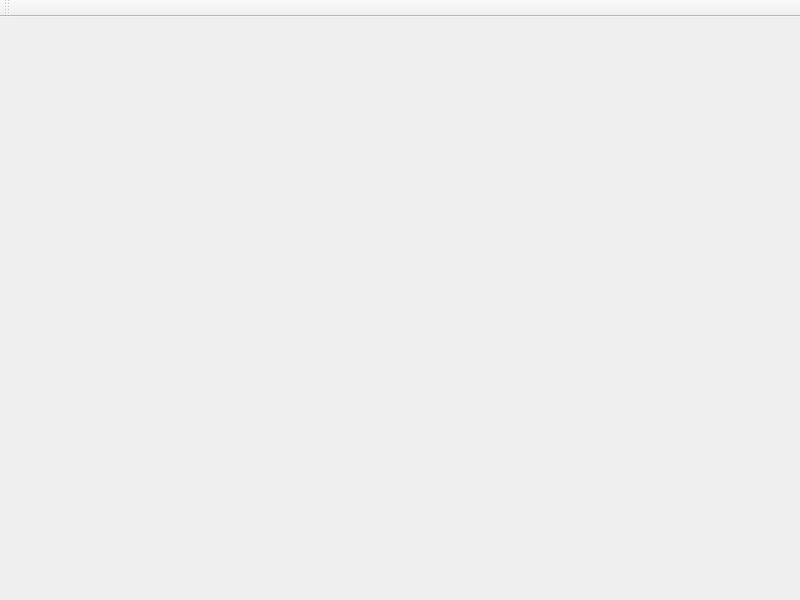
Before: the Qt Designer form heatmouse/heatmouse.ui in benjamink04/heat-mouse, drawn with Qt 5.
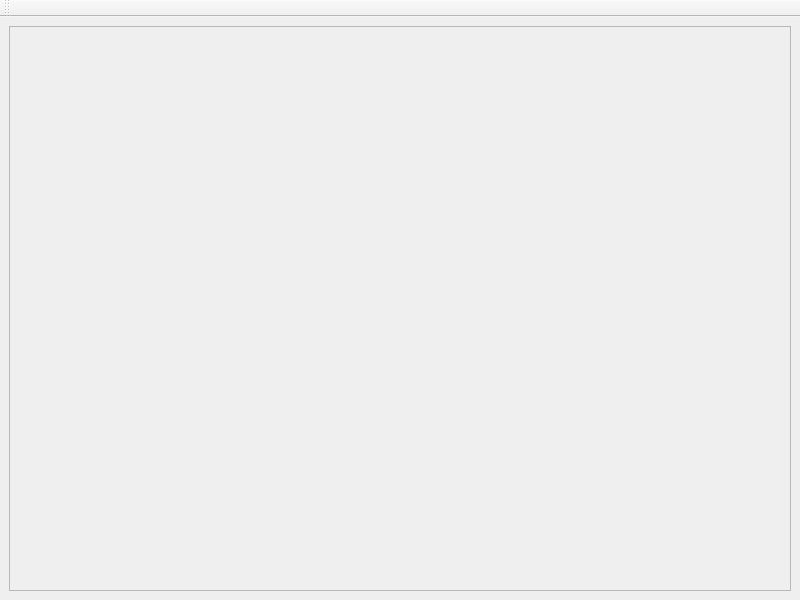
After: the same form once the commit is applied.

The edit to the form file:
```diff
--- a/heatmouse/heatmouse.ui
+++ b/heatmouse/heatmouse.ui
@@ -13,7 +13,45 @@
   <property name="windowTitle">
    <string>MainWindow</string>
   </property>
-  <widget class="QWidget" name="canvas"/>
+  <widget class="QWidget" name="centralwidget">
+   <property name="sizePolicy">
+    <sizepolicy hsizetype="Expanding" vsizetype="Expanding">
+     <horstretch>0</horstretch>
+     <verstretch>0</verstretch>
+    </sizepolicy>
+   </property>
+   <layout class="QHBoxLayout" name="horizontalLayout_2">
+    <item>
+     <widget class="QFrame" name="frame">
+      <property name="sizePolicy">
+       <sizepolicy hsizetype="Expanding" vsizetype="Expanding">
+        <horstretch>0</horstretch>
+        <verstretch>0</verstretch>
+       </sizepolicy>
+      </property>
+      <property name="frameShape">
+       <enum>QFrame::StyledPanel</enum>
+      </property>
+      <property name="frameShadow">
+       <enum>QFrame::Raised</enum>
+      </property>
+      <layout class="QHBoxLayout" name="horizontalLayout">
+       <item>
+        <widget class="QWidget" name="widget_Canvas" native="true">
+         <property name="sizePolicy">
+          <sizepolicy hsizetype="Expanding" vsizetype="Expanding">
+           <horstretch>0</horstretch>
+           <verstretch>0</verstretch>
+          </sizepolicy>
+         </property>
+         <layout class="QHBoxLayout" name="horizontalLayout_3"/>
+        </widget>
+       </item>
+      </layout>
+     </widget>
+    </item>
+   </layout>
+  </widget>
   <widget class="QToolBar" name="toolBar">
    <property name="windowTitle">
     <string>toolBar</string>
```
